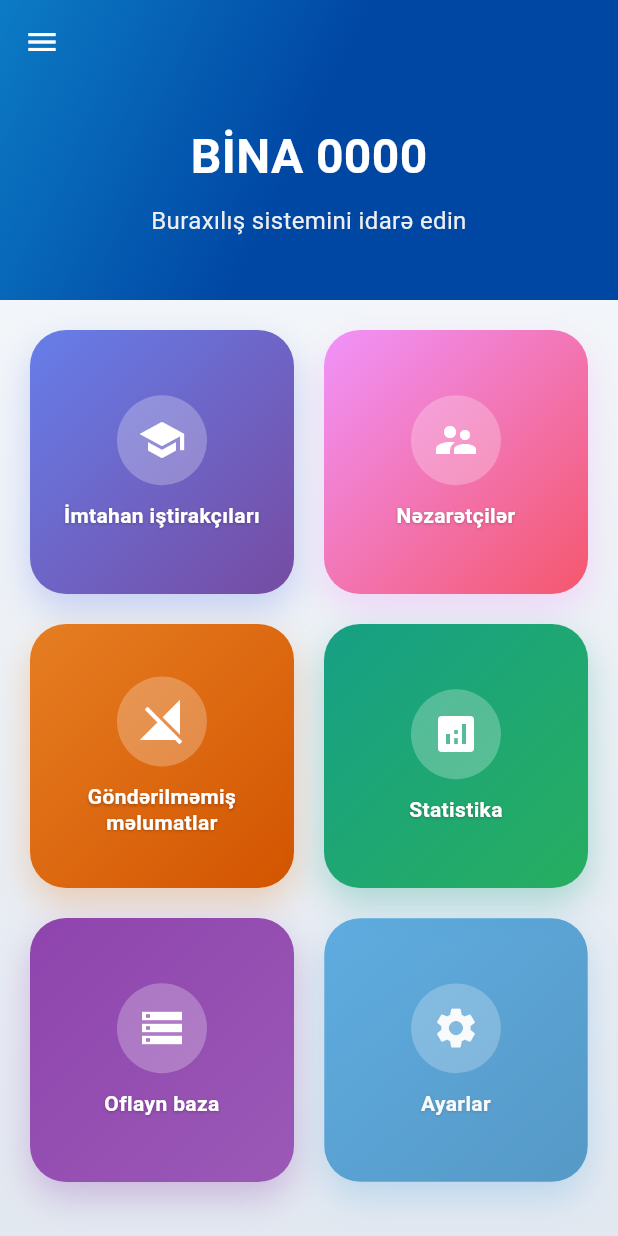
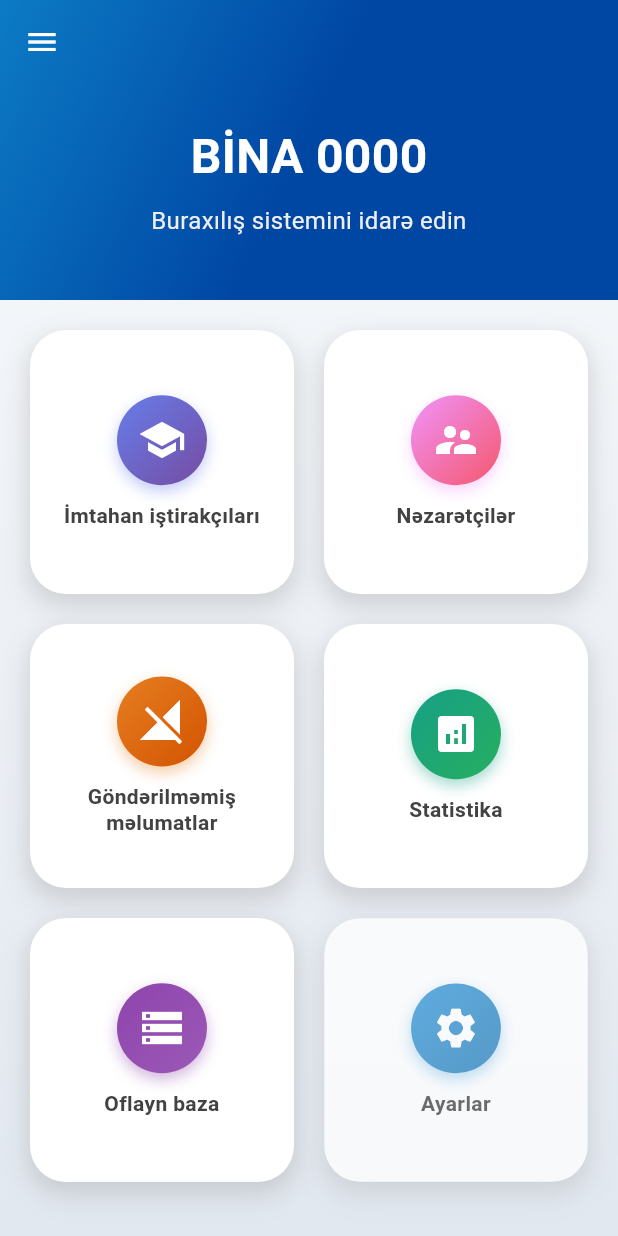
Before and after one commit to kamran134/dim_buraxilish_ft, a Flutter app: the MainScreen screen opened directly, on a phone screen of 412 x 824 dp. Run offline on Flutter 3.47's test engine with Material 3 defaults, Android fonts, the phone set to English and light mode, and no system bars; our stand-ins replace dio, shared_preferences, sqflite; missing offline and left inert: mobile_scanner; accounts and stored records are empty; network calls fail.

Commit message:
last changes

```diff
--- a/lib/screens/home_screen.dart
+++ b/lib/screens/home_screen.dart
@@ -365,6 +365,8 @@ class _MenuCardState extends State<MenuCard>
 
   @override
   Widget build(BuildContext context) {
+    final isDarkMode = Theme.of(context).brightness == Brightness.dark;
+
     return AnimatedBuilder(
       animation: _scaleAnimation,
       builder: (context, child) {
@@ -378,17 +380,26 @@ class _MenuCardState extends State<MenuCard>
             child: Container(
               decoration: BoxDecoration(
                 borderRadius: BorderRadius.circular(24),
-                gradient: LinearGradient(
-                  begin: Alignment.topLeft,
-                  end: Alignment.bottomRight,
-                  colors: widget.item.gradient,
-                ),
+                color: isDarkMode
+                    ? Colors.grey[850] // Темная карточка
+                    : Colors.white, // Светлая карточка
                 boxShadow: [
                   BoxShadow(
-                    color: widget.item.gradient.first.withOpacity(0.3),
-                    blurRadius: 20,
-                    offset: const Offset(0, 10),
+                    color: isDarkMode
+                        ? Colors.black.withOpacity(0.5)
+                        : Colors.grey.withOpacity(0.3),
+                    blurRadius: 15,
+                    offset: const Offset(0, 8),
+                    spreadRadius: 2,
                   ),
+                  // Дополнительная подсветка для светлой темы
+                  if (!isDarkMode)
+                    BoxShadow(
+                      color: Colors.grey.withOpacity(0.1),
+                      blurRadius: 8,
+                      offset: const Offset(0, 4),
+                      spreadRadius: 1,
+                    ),
                 ],
               ),
               child: Material(
@@ -398,13 +409,25 @@ class _MenuCardState extends State<MenuCard>
                   child: Column(
                     mainAxisAlignment: MainAxisAlignment.center,
                     children: [
-                      // Icon container
+                      // Icon container с градиентом
                       Container(
                         width: 60,
                         height: 60,
                         decoration: BoxDecoration(
-                          color: Colors.white.withOpacity(0.25),
+                          gradient: LinearGradient(
+                            begin: Alignment.topLeft,
+                            end: Alignment.bottomRight,
+                            colors: widget.item.gradient,
+                          ),
                           borderRadius: BorderRadius.circular(30),
+                          boxShadow: [
+                            BoxShadow(
+                              color:
+                                  widget.item.gradient.first.withOpacity(0.4),
+                              blurRadius: 8,
+                              offset: const Offset(0, 4),
+                            ),
+                          ],
                         ),
                         child: Icon(
                           widget.item.icon,
@@ -413,22 +436,15 @@ class _MenuCardState extends State<MenuCard>
                         ),
                       ),
                       const SizedBox(height: 12),
-                      // Title
+                      // Title с адаптивным цветом
                       Flexible(
                         child: Text(
                           widget.item.title,
                           textAlign: TextAlign.center,
                           style: AppTextStyles.bodyMedium.copyWith(
-                            color: Colors.white,
+                            color: isDarkMode ? Colors.white : Colors.grey[800],
                             fontWeight: FontWeight.w600,
                             height: 1.2,
-                            shadows: [
-                              Shadow(
-                                color: Colors.black26,
-                                offset: Offset(0, 1),
-                                blurRadius: 2,
-                              ),
-                            ],
                           ),
                           maxLines: 2,
                           overflow: TextOverflow.ellipsis,
```
